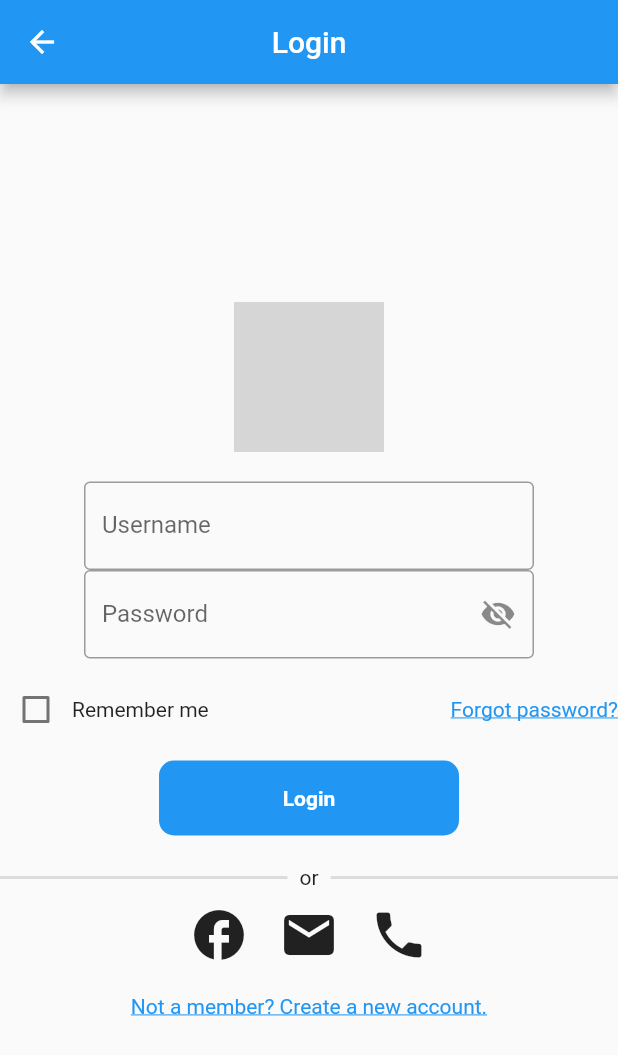
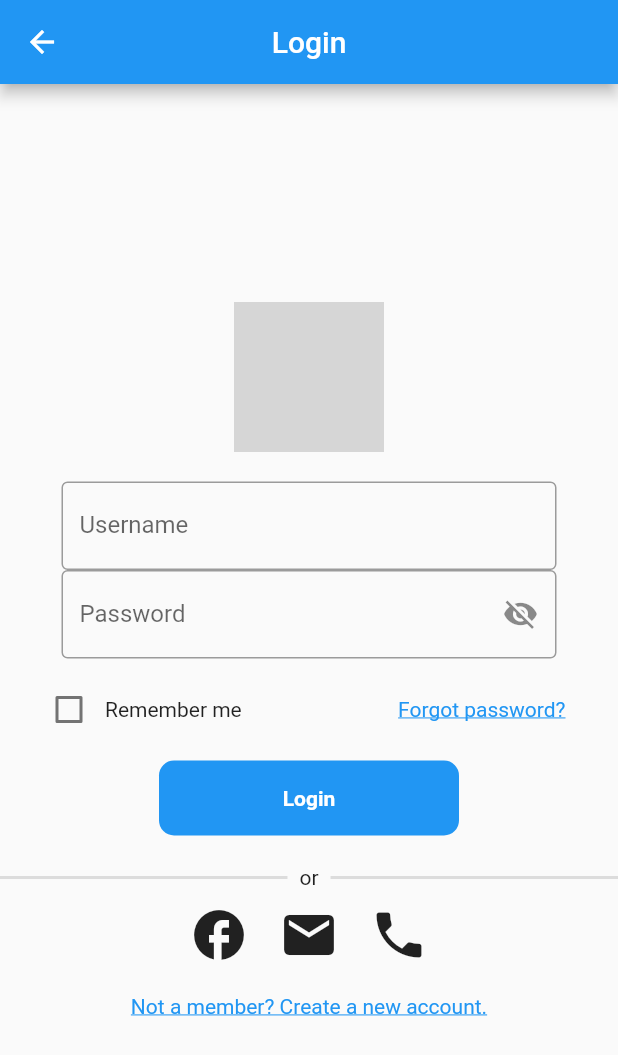
Before and after one commit to wlong0711/AD_Project_RecycleGO, a Flutter app: the screen it shows after launch, after a tap on "Login", on a phone screen of 412 x 824 dp. Shown: the top 1055 px of the screen. Run offline on Flutter 3.47's test engine with Material 2 defaults, Android fonts, the phone set to English and light mode, and no system bars; our stand-ins replace cloud_firestore, firebase_auth, firebase_core, firebase_database, firebase_storage, flutter_dotenv and 4 more; missing offline and left inert: qr_code_scanner; accounts and stored records are empty; network calls fail; grey boxes are pictures that could not be loaded.

Commit message:
Changment on the alignment

```diff
--- a/lib/Shared Pages/StartUp Pages/login.dart
+++ b/lib/Shared Pages/StartUp Pages/login.dart
@@ -177,7 +177,7 @@ class _LoginPageState extends State<LoginPage> {
     bool isPassword = false,
   }) {
     return Container(
-      width: 300,
+      width: 330,
       child: TextField(
         controller: controller,
         obscureText: isPassword && !_isPasswordVisible,
@@ -195,7 +195,7 @@ class _LoginPageState extends State<LoginPage> {
 
   Widget _buildPasswordInputBox() {
     return Container(
-      width: 300,
+      width: 330,
       child: TextField(
         controller: _passwordController,
         obscureText: !_isPasswordVisible,
@@ -226,6 +226,7 @@ class _LoginPageState extends State<LoginPage> {
   Widget _buildRememberMe() {
   return Row(
     children: [
+      SizedBox(width: 22.0),
       Checkbox(
         value: _rememberMe,
         onChanged: (value) {
@@ -234,15 +235,20 @@ class _LoginPageState extends State<LoginPage> {
           });
         },
       ),
-        Text('Remember me'),
+      Padding(
+        padding: EdgeInsets.only(right: 4.0), // Adjust this value to control the spacing
+        child: Text('Remember me'),
+      ),
     ],
   );
 }
 
+
   Widget _buildForgotPasswordLink() {
-    return GestureDetector(
+  return Padding(
+    padding: EdgeInsets.only(right: 35.0), // Adjust this value to control the left indentation
+    child: GestureDetector(
       onTap: () {
-        // Navigate to the ForgotPasswordPage when the text is clicked
         Navigator.push(
           context,
           MaterialPageRoute(builder: (context) => ForgotPasswordPage()),
@@ -255,8 +261,10 @@ class _LoginPageState extends State<LoginPage> {
           decoration: TextDecoration.underline,
         ),
       ),
+    ),
   );
 }
+
 
   Widget _buildButton(String label, Color color, VoidCallback onPressed) {
     return Container(
```
Also changed, not shown: pubspec.lock. Lines whose indentation alone changed are shown as unchanged.
